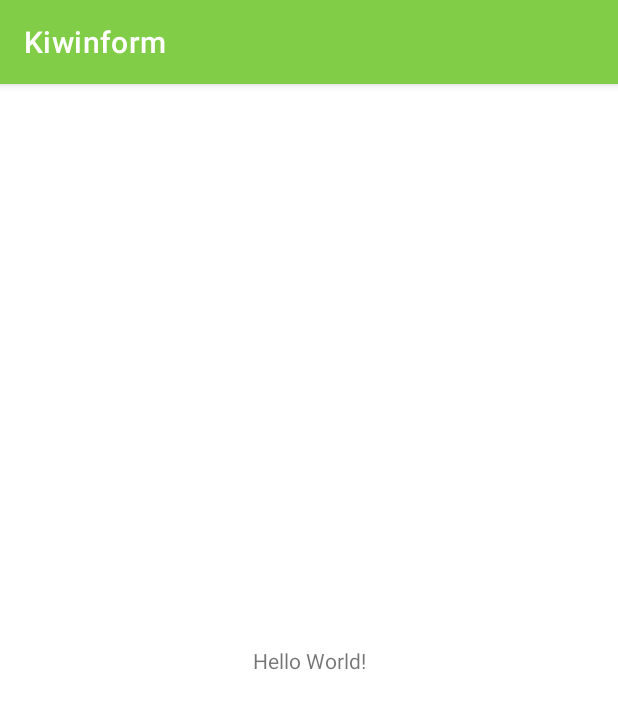
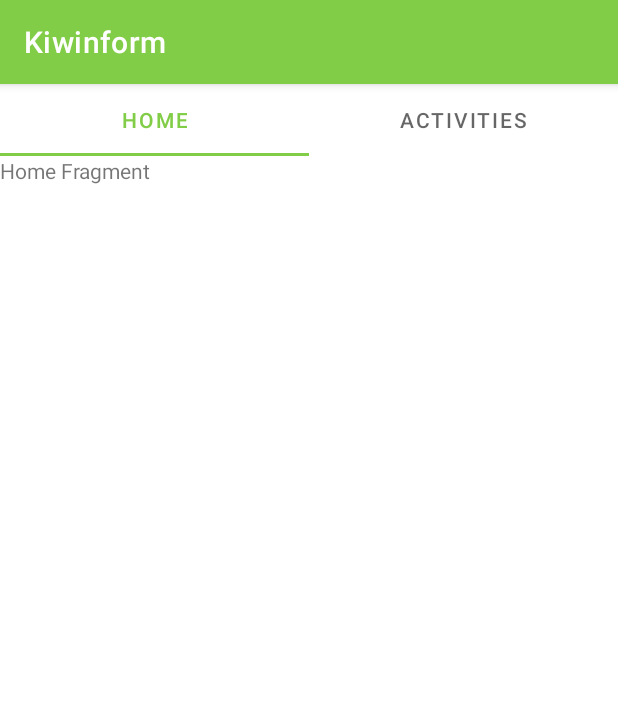
Before and after one commit to mnabilp/kiwinform, an Android app: the MainActivity screen opened directly, with no data from a screen before it, on a phone screen of 412 x 824 dp. Shown: the top 709 px of the screen. Run offline under Robolectric (Android 15) with nearby library versions, the phone set to English and light mode, and no system bars.

Commit message:
buat TabLayout dengan ViewPager2 untuk Dashboard

```diff
--- a/app/build.gradle
+++ b/app/build.gradle
@@ -65,4 +65,7 @@ dependencies {
     implementation "androidx.datastore:datastore-preferences:1.0.0"
     implementation "androidx.lifecycle:lifecycle-viewmodel-ktx:2.3.1"
     implementation "androidx.lifecycle:lifecycle-livedata-ktx:2.3.1"
+
+    // ViewPager2 for TabLayout
+    implementation "androidx.viewpager2:viewpager2:1.0.0"
 }
--- /dev/null
+++ b/app/src/main/java/com/capstone/kiwinform/ui/view/dashboard/HomeFragment.kt
@@ -0,0 +1,60 @@
+package com.capstone.kiwinform.ui.view.dashboard
+
+import android.os.Bundle
+import androidx.fragment.app.Fragment
+import android.view.LayoutInflater
+import android.view.View
+import android.view.ViewGroup
+import com.capstone.kiwinform.R
+
+// TODO: Rename parameter arguments, choose names that match
+// the fragment initialization parameters, e.g. ARG_ITEM_NUMBER
+private const val ARG_PARAM1 = "param1"
+private const val ARG_PARAM2 = "param2"
+
+/**
+ * A simple [Fragment] subclass.
+ * Use the [HomeFragment.newInstance] factory method to
+ * create an instance of this fragment.
+ */
+class HomeFragment : Fragment() {
+    // TODO: Rename and change types of parameters
+    private var param1: String? = null
+    private var param2: String? = null
+
+    override fun onCreate(savedInstanceState: Bundle?) {
+        super.onCreate(savedInstanceState)
+        arguments?.let {
+            param1 = it.getString(ARG_PARAM1)
+            param2 = it.getString(ARG_PARAM2)
+        }
+    }
+
+    override fun onCreateView(
+        inflater: LayoutInflater, container: ViewGroup?,
+        savedInstanceState: Bundle?
+    ): View? {
+        // Inflate the layout for this fragment
+        return inflater.inflate(R.layout.fragment_home, container, false)
+    }
+
+    companion object {
+        /**
+         * Use this factory method to create a new instance of
+         * this fragment using the provided parameters.
+         *
+         * @param param1 Parameter 1.
+         * @param param2 Parameter 2.
+         * @return A new instance of fragment HomeFragment.
+         */
+        // TODO: Rename and change types and number of parameters
+        @JvmStatic
+        fun newInstance(param1: String, param2: String) =
+            HomeFragment().apply {
+                arguments = Bundle().apply {
+                    putString(ARG_PARAM1, param1)
+                    putString(ARG_PARAM2, param2)
+                }
+            }
+    }
+}
--- a/app/src/main/java/com/capstone/kiwinform/ui/view/dashboard/MainActivity.kt
+++ b/app/src/main/java/com/capstone/kiwinform/ui/view/dashboard/MainActivity.kt
@@ -2,11 +2,31 @@ package com.capstone.kiwinform.ui.view.dashboard
 
 import androidx.appcompat.app.AppCompatActivity
 import android.os.Bundle
+import androidx.annotation.StringRes
 import com.capstone.kiwinform.R
+import com.capstone.kiwinform.databinding.ActivityMainBinding
+import com.google.android.material.tabs.TabLayoutMediator
 
 class MainActivity : AppCompatActivity() {
+    private lateinit var binding: ActivityMainBinding
+
+    companion object {
+        @StringRes
+        private val TAB_TITLES = intArrayOf(
+            R.string.title_home,
+            R.string.title_activities
+        )
+    }
+
     override fun onCreate(savedInstanceState: Bundle?) {
         super.onCreate(savedInstanceState)
-        setContentView(R.layout.activity_main)
+        binding = ActivityMainBinding.inflate(layoutInflater)
+        setContentView(binding.root)
+
+        val sectionsPagerAdapter = SectionsPagerAdapter(this)
+        binding.viewPager.adapter = sectionsPagerAdapter
+        TabLayoutMediator(binding.tabLayout, binding.viewPager) {tab, position ->
+            tab.text = resources.getString(TAB_TITLES[position])
+        }.attach()
     }
 }
--- /dev/null
+++ b/app/src/main/java/com/capstone/kiwinform/ui/view/dashboard/SectionsPagerAdapter.kt
@@ -0,0 +1,20 @@
+package com.capstone.kiwinform.ui.view.dashboard
+
+import androidx.appcompat.app.AppCompatActivity
+import androidx.fragment.app.Fragment
+import androidx.viewpager2.adapter.FragmentStateAdapter
+
+class SectionsPagerAdapter (activity: AppCompatActivity) : FragmentStateAdapter(activity) {
+    override fun createFragment(position: Int): Fragment {
+        var fragment: Fragment? = null
+        when (position) {
+            0 -> fragment = HomeFragment()
+            1 -> fragment = ActivitiesFragment()
+        }
+        return fragment as Fragment
+    }
+
+    override fun getItemCount(): Int {
+        return 2
+    }
+}
--- a/app/src/main/res/layout/activity_main.xml
+++ b/app/src/main/res/layout/activity_main.xml
@@ -6,13 +6,17 @@
     android:layout_height="match_parent"
     tools:context=".ui.view.dashboard.MainActivity">
 
-    <TextView
-        android:layout_width="wrap_content"
+    <com.google.android.material.tabs.TabLayout
+        android:id="@+id/tabLayout"
+        android:layout_width="match_parent"
         android:layout_height="wrap_content"
-        android:text="Hello World!"
-        app:layout_constraintBottom_toBottomOf="parent"
-        app:layout_constraintEnd_toEndOf="parent"
-        app:layout_constraintStart_toStartOf="parent"
-        app:layout_constraintTop_toTopOf="parent" />
+        app:layout_constraintTop_toTopOf="parent"/>
+
+    <androidx.viewpager2.widget.ViewPager2
+        android:id="@+id/viewPager"
+        android:layout_width="match_parent"
+        android:layout_height="0dp"
+        app:layout_constraintTop_toBottomOf="@id/tabLayout"
+        app:layout_constraintBottom_toBottomOf="parent"/>
 
 </androidx.constraintlayout.widget.ConstraintLayout>
--- /dev/null
+++ b/app/src/main/res/layout/fragment_home.xml
@@ -0,0 +1,14 @@
+<?xml version="1.0" encoding="utf-8"?>
+<FrameLayout xmlns:android="http://schemas.android.com/apk/res/android"
+    xmlns:tools="http://schemas.android.com/tools"
+    android:layout_width="match_parent"
+    android:layout_height="match_parent"
+    tools:context=".ui.view.dashboard.HomeFragment">
+
+    <!-- TODO: Update blank fragment layout -->
+    <TextView
+        android:layout_width="match_parent"
+        android:layout_height="match_parent"
+        android:text="Home Fragment" />
+
+</FrameLayout>
--- a/app/src/main/res/values/strings.xml
+++ b/app/src/main/res/values/strings.xml
@@ -56,5 +56,7 @@
     <string name="finished_tasks">Finished Tasks</string>
     <string name="great_job">Great Job!</string>
     <string name="ongoing_tasks">Ongoing Tasks</string>
+    <!-- TODO: Remove or change this placeholder text -->
+    <string name="hello_blank_fragment">Hello blank fragment</string>
 
 </resources>
```
Also changed, not shown: app/src/main/java/com/capstone/kiwinform/ui/view/dashboard/ActivitiesFragment.kt (added, +60 -0 lines), app/src/main/res/layout/fragment_activities.xml (added, +14 -0 lines).
